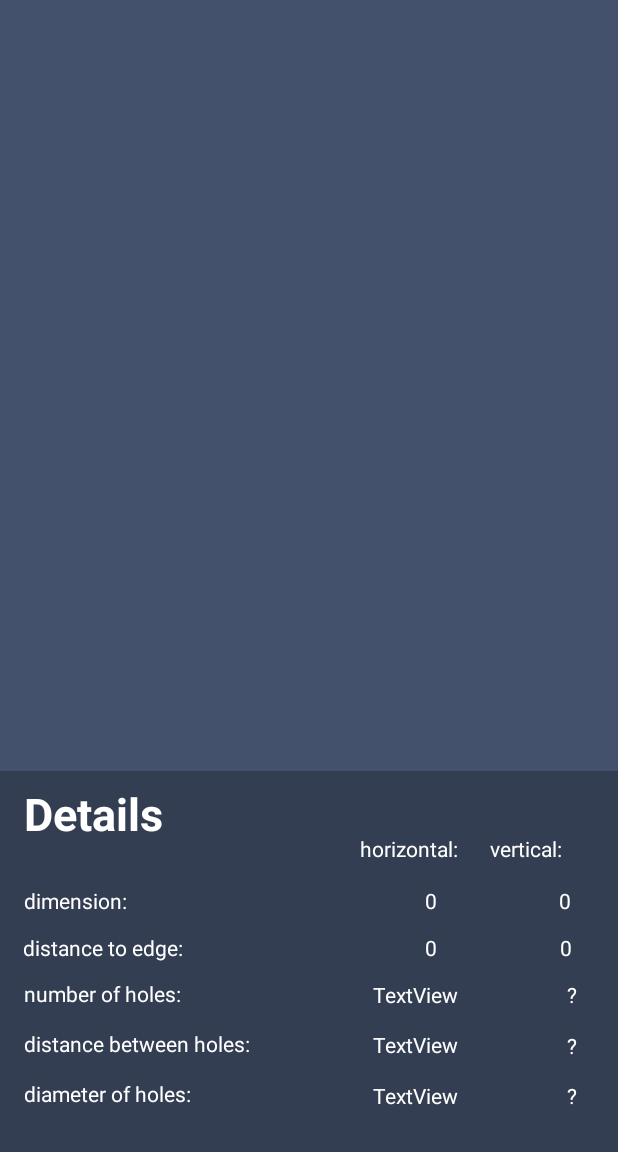
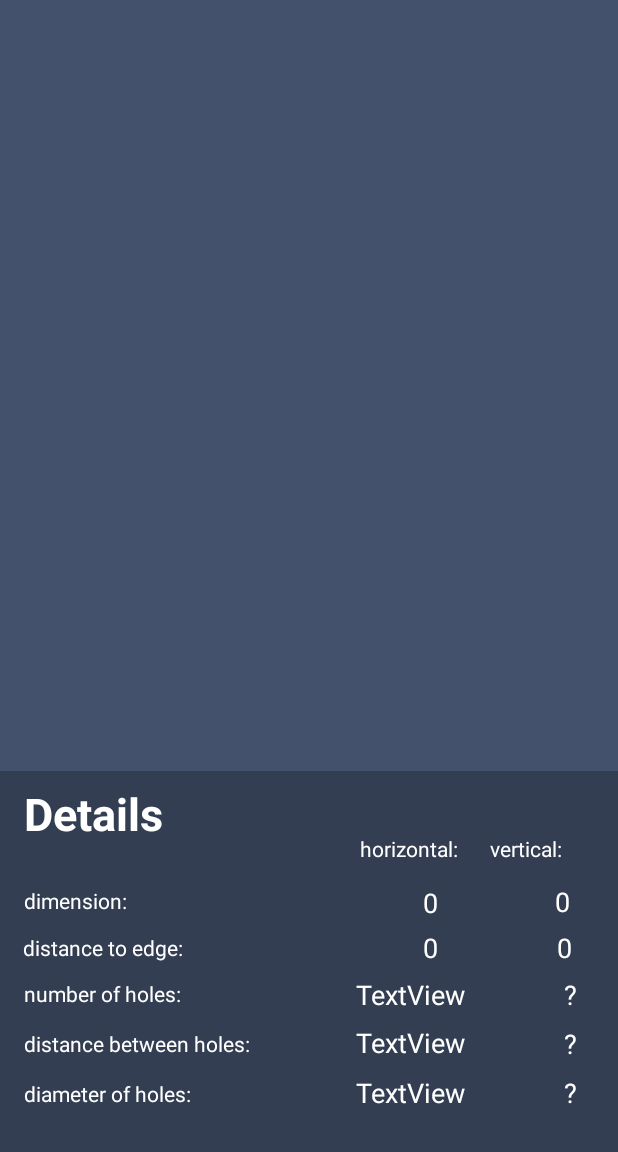
Before and after one commit to christopher-maier/Drilling-assistent, an Android app: the Visualization screen opened directly, with no data from a screen before it, on a phone screen of 412 x 824 dp, the part 84-1236 px from its top. Run offline under Robolectric (Android 15) with nearby library versions, the phone set to English and light mode, and no system bars.

Commit message:
Add files via upload

```diff
--- a/src/main/java/com/example/christopher/drillingassistant/Canvas.java
+++ b/src/main/java/com/example/christopher/drillingassistant/Canvas.java
@@ -98,6 +98,7 @@ public class Canvas extends View{
         paint.setColor(Color.parseColor("#3B66B8"));
         paint.setTextSize(35);
 
+
         //cirles horizontal
         for(int i = 0; i < holes; i++) {
             canvas.drawCircle((float) ((abstandToLength + edge_length + (diameter/2) + (i * (distance + diameter)))), (float) (abstandToWidth + edge_width + (diameter/ 2)), (float) diameter, paint_circle);
@@ -108,7 +109,17 @@ public class Canvas extends View{
             canvas.drawCircle((float) (abstandToLength + edge_length + (diameter/ 2)), (float) ((abstandToWidth + edge_width + (diameter/2) + (i * (distance + diameter)))), (float) diameter, paint_circle);
         }
 
-        //labels horizontal
+        //cirles points horizontal
+        for(int i = 0; i < holes; i++) {
+            canvas.drawCircle((float) ((abstandToLength + edge_length + (diameter/2) + (i * (distance + diameter)))), (float) (abstandToWidth + edge_width + (diameter/ 2)), (float) 5, paint_rect);
+        }
+
+        //circles points vertical
+        for(int i = 0; i < holesV2; i++) {
+            canvas.drawCircle((float) (abstandToLength + edge_length + (diameter/ 2)), (float) ((abstandToWidth + edge_width + (diameter/2) + (i * (distance + diameter)))), (float) 5, paint_rect);
+        }
+
+       /* //labels horizontal
         for(int i = 0; i < holes - 1; i++) {
             canvas.drawText("" + (int) distance, (float) ((abstandToLength + edge_length + (diameter * 1.5) + (i * (distance + diameter)))), (float) (abstandToWidth + edge_width + (diameter/1.3)), paint);
         }
@@ -116,7 +127,7 @@ public class Canvas extends View{
         //circles vertical
         for(int i = 0; i < holesV2 - 1; i++) {
             canvas.drawText("" + (int) distance, (float) (abstandToLength + edge_length * 0.8), (float) ((abstandToWidth + edge_width + (diameter * 2.5) + (i * (distance + diameter)))), paint);
-        }
+        }*/
 
     }
 }
--- a/src/main/java/com/example/christopher/drillingassistant/Visualization.java
+++ b/src/main/java/com/example/christopher/drillingassistant/Visualization.java
@@ -106,17 +106,40 @@ public class Visualization extends AppCompatActivity {
         dl = dataObject.getDl();
         dw = dataObject.getDw();
 
-      /*  LinearLayout l1 = findViewById(R.id.layout1);
-        for(int i = 0; i < holes - 1; i++) {
+        //labels vertical
+        LinearLayout l1 = findViewById(R.id.layout1);
+        double result = distanceToWidth +  (diameter / 2);
+        double result2 = distance + diameter;
+        for(int i = 0; i < holes; i++) {
             TextView t1 = new TextView(this);
-            t1.setText("" + (int) distance);
-            t1.setTextSize(20);
-            t1.setTextColor(Color.RED);
-            t1.setX((float) ((dl + distanceToLength + (diameter * 1.5) + (i * (distance + diameter)))));
-            t1.setY(900);
-           // t1.setY(-71 * i);
+            t1.setText("" + (int) result );
+            if(i > 0) {
+                t1.setText("" + (int)result2);
+            }
+            t1.setTextSize(15);
+            t1.setTextColor(Color.parseColor("#d6c218"));
+            t1.setX((float) (dw));
+            t1.setY((float) ((distanceToWidth + dw + diameter + 2.1 + (i * (distance)))));
             l1.addView(t1);
-        }*/
+
+        }
+
+        //labels horizontal
+        LinearLayout l2 = findViewById(R.id.layout2);
+        double result3 = distanceToWidth + (diameter / 2);
+        double result4 = distance + diameter;
+        for(int i = 0; i < holes; i++) {
+            TextView t2 = new TextView(this);
+            t2.setText("" + (int) result3);
+            if(i > 0){
+                t2.setText("" + (int) result4);
+            }
+            t2.setTextSize(15);
+            t2.setTextColor(Color.parseColor("#d6c218"));
+            t2.setX((float) (distanceToLength + dl + diameter + (i * (distance / 2.2) )));
+            t2.setY((float) (distanceToWidth + dw + (diameter / 2.5)));
+            l2.addView(t2);
+        }
     }
 
     @Override
--- a/src/main/res/layout/activity_main2.xml
+++ b/src/main/res/layout/activity_main2.xml
@@ -55,6 +55,7 @@
             android:layout_marginTop="8dp"
             android:text="TextView"
             android:textColor="@android:color/background_light"
+            android:textSize="18sp"
             app:layout_constraintBottom_toBottomOf="parent"
             app:layout_constraintEnd_toEndOf="parent"
             app:layout_constraintHorizontal_bias="0.709"
@@ -76,6 +77,7 @@
             android:layout_marginTop="8dp"
             android:text="TextView"
             android:textColor="@android:color/background_light"
+            android:textSize="18sp"
             app:layout_constraintBottom_toBottomOf="parent"
             app:layout_constraintEnd_toEndOf="parent"
             app:layout_constraintHorizontal_bias="0.709"
@@ -97,6 +99,7 @@
             android:layout_marginTop="8dp"
             android:text="TextView"
             android:textColor="@android:color/background_light"
+            android:textSize="18sp"
             app:layout_constraintBottom_toBottomOf="parent"
             app:layout_constraintEnd_toEndOf="parent"
             app:layout_constraintHorizontal_bias="0.709"
@@ -193,6 +196,7 @@
             android:layout_marginTop="8dp"
             android:text="TextView"
             android:textColor="@android:color/background_light"
+            android:textSize="18sp"
             app:layout_constraintBottom_toBottomOf="parent"
             app:layout_constraintEnd_toEndOf="parent"
             app:layout_constraintHorizontal_bias="0.709"
@@ -222,7 +226,7 @@
         <TextView
             android:id="@+id/user_width"
             android:layout_width="wrap_content"
-            android:layout_height="18dp"
+            android:layout_height="26dp"
             android:layout_marginBottom="8dp"
             android:layout_marginEnd="8dp"
             android:layout_marginLeft="8dp"
@@ -231,12 +235,13 @@
             android:layout_marginTop="8dp"
             android:text="TextView"
             android:textColor="@android:color/background_light"
+            android:textSize="18sp"
             app:layout_constraintBottom_toBottomOf="parent"
             app:layout_constraintEnd_toEndOf="parent"
-            app:layout_constraintHorizontal_bias="0.94"
+            app:layout_constraintHorizontal_bias="0.937"
             app:layout_constraintStart_toStartOf="parent"
             app:layout_constraintTop_toTopOf="parent"
-            app:layout_constraintVertical_bias="0.313" />
+            app:layout_constraintVertical_bias="0.316" />
 
         <TextView
             android:id="@+id/result_holes_V2"
@@ -250,6 +255,7 @@
             android:layout_marginTop="8dp"
             android:text="?"
             android:textColor="@android:color/background_light"
+            android:textSize="18sp"
             app:layout_constraintBottom_toBottomOf="parent"
             app:layout_constraintEnd_toEndOf="parent"
             app:layout_constraintHorizontal_bias="0.95"
@@ -269,6 +275,7 @@
             android:layout_marginTop="8dp"
             android:text="?"
             android:textColor="@android:color/background_light"
+            android:textSize="18sp"
             app:layout_constraintBottom_toBottomOf="parent"
             app:layout_constraintEnd_toEndOf="parent"
             app:layout_constraintHorizontal_bias="0.95"
@@ -288,6 +295,7 @@
             android:layout_marginTop="8dp"
             android:text="?"
             android:textColor="@android:color/background_light"
+            android:textSize="18sp"
             app:layout_constraintBottom_toBottomOf="parent"
             app:layout_constraintEnd_toEndOf="parent"
             app:layout_constraintHorizontal_bias="0.95"
@@ -344,13 +352,13 @@
             android:layout_marginStart="8dp"
             android:layout_marginTop="8dp"
             android:text="TextView"
+            android:textColor="@android:color/background_light"
             app:layout_constraintBottom_toBottomOf="parent"
             app:layout_constraintEnd_toEndOf="parent"
             app:layout_constraintHorizontal_bias="0.025"
             app:layout_constraintStart_toStartOf="parent"
             app:layout_constraintTop_toTopOf="parent"
-            app:layout_constraintVertical_bias="0.315"
-            android:textColor="@android:color/background_light" />
+            app:layout_constraintVertical_bias="0.315" />
 
         <TextView
             android:id="@+id/edge_length"
@@ -363,6 +371,7 @@
             android:layout_marginTop="8dp"
             android:text="TextView"
             android:textColor="@android:color/background_light"
+            android:textSize="18sp"
             app:layout_constraintBottom_toBottomOf="parent"
             app:layout_constraintEnd_toEndOf="parent"
             app:layout_constraintHorizontal_bias="0.709"
@@ -382,6 +391,7 @@
             android:layout_marginTop="8dp"
             android:text="TextView"
             android:textColor="@android:color/background_light"
+            android:textSize="18sp"
             app:layout_constraintBottom_toBottomOf="parent"
             app:layout_constraintEnd_toEndOf="parent"
             app:layout_constraintHorizontal_bias="0.941"
@@ -406,6 +416,18 @@
         app:layout_constraintGuide_percent="0.0" />
 
     <LinearLayout
+        android:id="@+id/layout2"
+        android:layout_width="match_parent"
+        android:layout_height="259dp"
+        android:layout_marginBottom="8dp"
+        android:layout_marginTop="8dp"
+        android:orientation="horizontal"
+        app:layout_constraintBottom_toBottomOf="parent"
+        app:layout_constraintTop_toTopOf="parent"
+        app:layout_constraintVertical_bias="0.164"
+        tools:layout_editor_absoluteX="0dp"></LinearLayout>
+
+    <LinearLayout
         android:id="@+id/layout1"
         android:layout_width="0dp"
         android:layout_height="0dp"
@@ -413,6 +435,8 @@
         app:layout_constraintBottom_toTopOf="@+id/DetailLayout"
         app:layout_constraintEnd_toEndOf="parent"
         app:layout_constraintStart_toStartOf="@+id/guideline"
-        app:layout_constraintTop_toTopOf="@+id/canvas"></LinearLayout>
+        app:layout_constraintTop_toTopOf="@+id/canvas">
+
+    </LinearLayout>
 
 </android.support.constraint.ConstraintLayout>
```
Also changed, not shown: src/main/java/com/example/christopher/drillingassistant/WelcomeActivity.java (+6 -1 lines).
